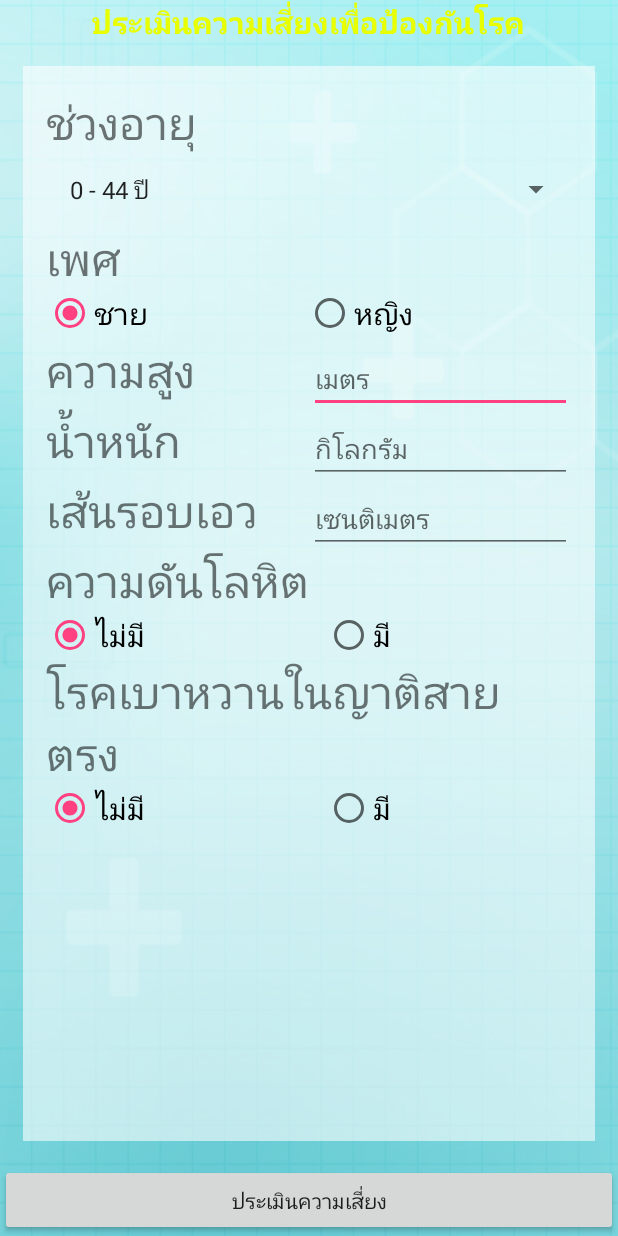
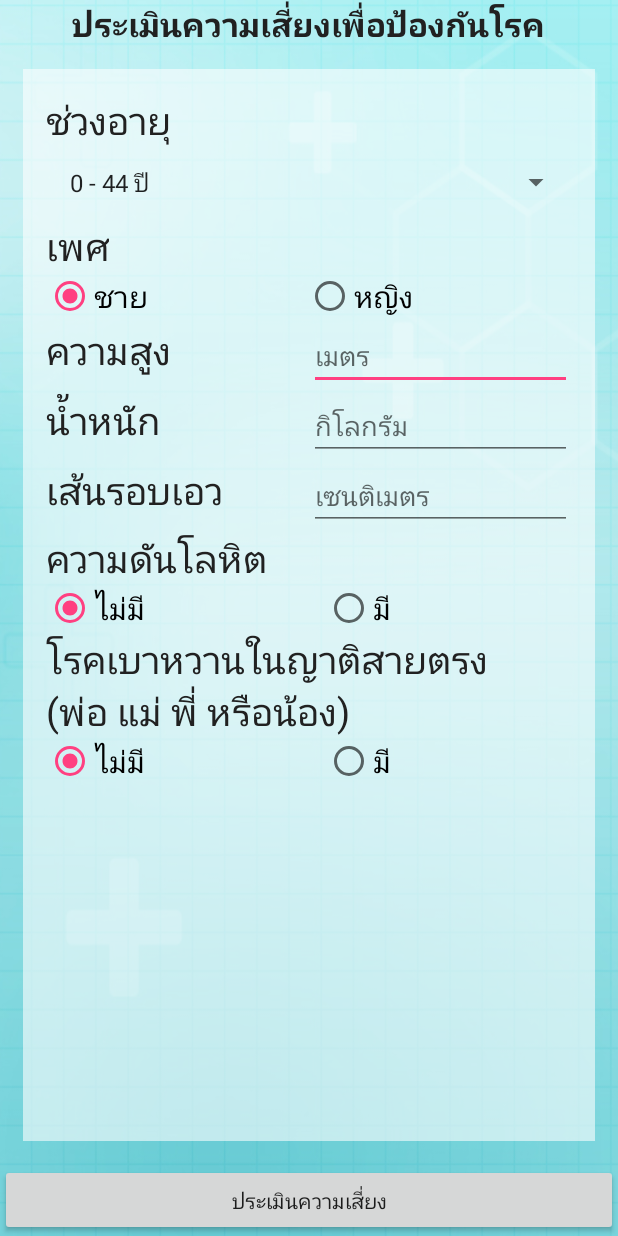
Before and after one commit to superPradit/HealthRecord, an Android app: the Section1Activity screen opened directly, with no data from a screen before it, on a phone screen of 412 x 824 dp. Run offline under Robolectric (Android 15) with nearby library versions, the phone set to English and light mode, and no system bars.

Commit message:
change color text finish

```diff
--- a/app/src/main/res/layout/activity_section1.xml
+++ b/app/src/main/res/layout/activity_section1.xml
@@ -11,10 +11,10 @@
         android:layout_height="wrap_content"
         android:text="@string/section1_1"
         android:id="@+id/textView5"
-        android:textSize="@dimen/h2"
+        android:textSize="22dp"
         android:layout_centerHorizontal="true"
         android:textStyle="bold"
-        android:textColor="@color/text" />
+        android:textColor="@color/primary_material_dark" />
 
     <ScrollView
         android:layout_width="match_parent"
@@ -36,7 +36,8 @@
                 android:layout_height="wrap_content"
                 android:text="@string/age"
                 android:id="@+id/textView9"
-                android:textSize="@dimen/h1" />
+                android:textSize="@dimen/h3"
+                android:textColor="@color/primary_material_dark" />
 
             <Spinner
                 android:layout_width="match_parent"
@@ -48,7 +49,8 @@
                 android:layout_height="wrap_content"
                 android:text="@string/sex"
                 android:id="@+id/textView10"
-                android:textSize="@dimen/h1" />
+                android:textSize="@dimen/h3"
+                android:textColor="@color/primary_material_dark" />
 
             <RadioGroup
                 android:layout_width="match_parent"
@@ -84,8 +86,9 @@
                     android:layout_height="wrap_content"
                     android:text="@string/height"
                     android:id="@+id/textView11"
-                    android:textSize="@dimen/h1"
-                    android:layout_weight="1" />
+                    android:textSize="@dimen/h3"
+                    android:layout_weight="1"
+                    android:textColor="@color/primary_material_dark" />
 
                 <EditText
                     android:layout_width="0dp"
@@ -106,8 +109,9 @@
                     android:layout_height="wrap_content"
                     android:text="@string/weight"
                     android:id="@+id/textView12"
-                    android:textSize="@dimen/h1"
-                    android:layout_weight="1" />
+                    android:textSize="@dimen/h3"
+                    android:layout_weight="1"
+                    android:textColor="@color/primary_material_dark" />
 
                 <EditText
                     android:layout_width="0dp"
@@ -128,8 +132,9 @@
                     android:layout_height="wrap_content"
                     android:text="@string/width"
                     android:id="@+id/textView13"
-                    android:textSize="@dimen/h1"
-                    android:layout_weight="1" />
+                    android:textSize="@dimen/h3"
+                    android:layout_weight="1"
+                    android:textColor="@color/primary_material_dark" />
 
                 <EditText
                     android:layout_width="0dp"
@@ -145,7 +150,8 @@
                 android:layout_height="wrap_content"
                 android:text="@string/presser"
                 android:id="@+id/textView14"
-                android:textSize="@dimen/h1" />
+                android:textSize="@dimen/h3"
+                android:textColor="@color/primary_material_dark" />
 
             <RadioGroup
                 android:layout_width="match_parent"
@@ -176,7 +182,8 @@
                 android:layout_height="wrap_content"
                 android:text="@string/DM"
                 android:id="@+id/textView15"
-                android:textSize="@dimen/h1" />
+                android:textSize="@dimen/h3"
+                android:textColor="@color/primary_material_dark" />
 
             <RadioGroup
                 android:layout_width="match_parent"
--- a/app/src/main/res/values/strings.xml
+++ b/app/src/main/res/values/strings.xml
@@ -22,7 +22,7 @@
     <string name="width">เส้นรอบเอว</string>
     <string name="centi">เซนติเมตร</string>
     <string name="presser">ความดันโลหิต</string>
-    <string name="DM">โรคเบาหวานในญาติสายตรง</string>
+    <string name="DM">โรคเบาหวานในญาติสายตรง\n(พ่อ แม่ พี่ หรือน้อง)</string>
     <string name="have">มี</string>
     <string name="nohave">ไม่มี</string>
 
```
Also changed, not shown: app/src/main/res/layout/activity_section12.xml (+11 -6 lines).
